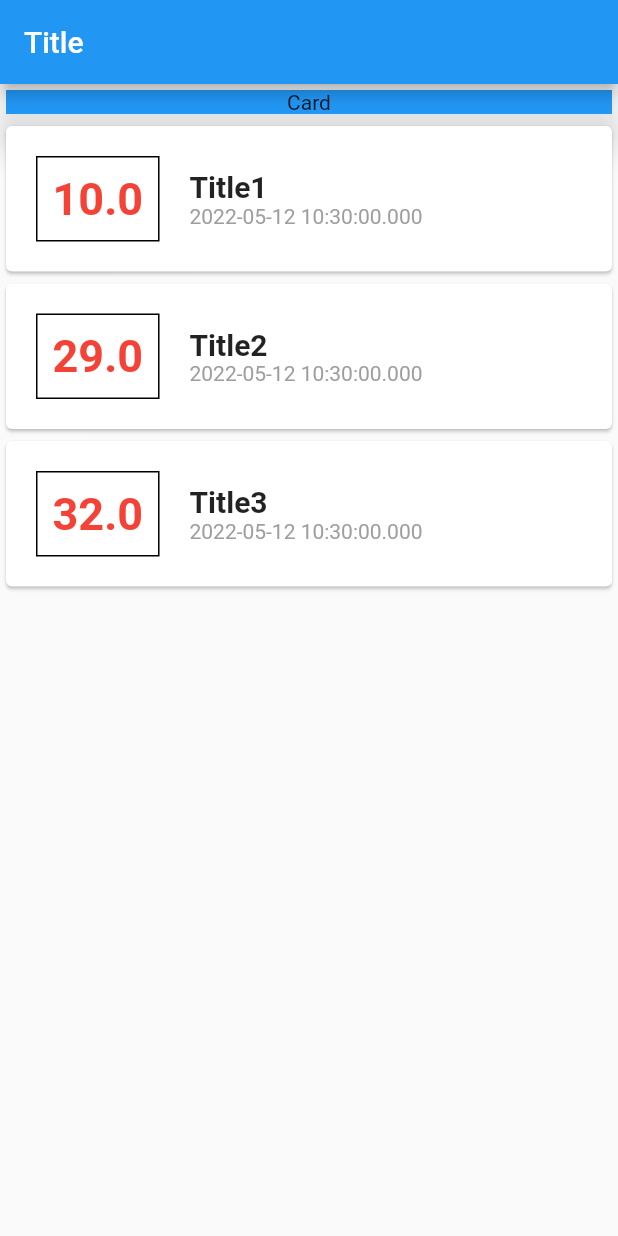
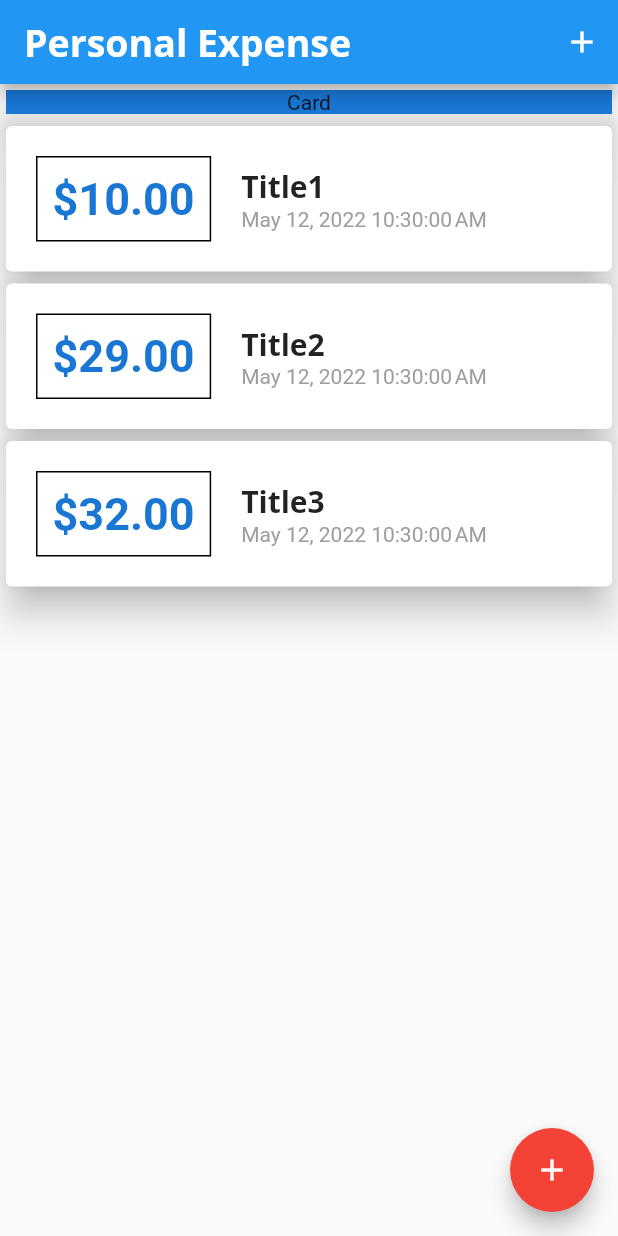
Before and after one commit to levint55/flutter_personal_expense_app, a Flutter app: the screen it shows after launch, on a phone screen of 412 x 824 dp. Run offline on Flutter 3.47's test engine with Material 2 defaults, Android fonts, the light colour scheme and no system bars.

Commit message:
course 98

```diff
--- a/lib/main.dart
+++ b/lib/main.dart
@@ -1,5 +1,7 @@
 import 'package:flutter/material.dart';
-import 'package:flutter_personal_expense_app/transaction.dart';
+import 'package:flutter_personal_expense_app/models/transaction.dart';
+import 'package:flutter_personal_expense_app/widgets/new_transaction.dart';
+import 'package:flutter_personal_expense_app/widgets/transaction_list.dart';
 
 void main() {
   runApp(const MyApp());
@@ -10,9 +12,27 @@ class MyApp extends StatelessWidget {
 
   @override
   Widget build(BuildContext context) {
-    return const MaterialApp(
-      title: 'Title',
-      home: Home(),
+    return MaterialApp(
+      title: 'Personal Expense',
+      home: const Home(),
+      theme: ThemeData(
+        primarySwatch: Colors.blue,
+        accentColor: Colors.red,
+        fontFamily: 'Quicksand',
+        textTheme: ThemeData.light().textTheme.copyWith(
+                headline6: TextStyle(
+              fontFamily: 'OpenSans',
+              fontSize: 20,
+              fontWeight: FontWeight.bold,
+            )),
+        appBarTheme: AppBarTheme(
+          titleTextStyle: TextStyle(
+            fontFamily: 'OpenSans',
+            fontSize: 25,
+            fontWeight: FontWeight.bold,
+          ),
+        ),
+      ),
     );
   }
 }
@@ -25,7 +45,7 @@ class Home extends StatefulWidget {
 }
 
 class _HomeState extends State<Home> {
-  final List<Transaction> transactions = [
+  final List<Transaction> _transactions = [
     Transaction(
       id: '0',
       title: 'Title1',
@@ -46,14 +66,41 @@ class _HomeState extends State<Home> {
     ),
   ];
 
+  void _addTransaction(String title, double amount) {
+    final newTransaction = Transaction(
+      id: DateTime.now().toString(),
+      title: title,
+      amount: amount,
+      date: DateTime.now(),
+    );
+
+    setState(() {
+      _transactions.add(newTransaction);
+    });
+  }
+
+  void _showModal(BuildContext context) {
+    showModalBottomSheet(
+        context: context,
+        builder: (_) {
+          return NewTransaction(_addTransaction);
+        });
+  }
+
   @override
   Widget build(BuildContext context) {
-    return MaterialApp(
-      home: Scaffold(
-        appBar: AppBar(
-          title: const Text('Title'),
-        ),
-        body: Column(children: <Widget>[
+    return Scaffold(
+      appBar: AppBar(
+        actions: <Widget>[
+          IconButton(
+            onPressed: () => {_showModal(context)},
+            icon: const Icon(Icons.add),
+          )
+        ],
+        title: const Text('Personal Expense'),
+      ),
+      body: SingleChildScrollView(
+        child: Column(children: <Widget>[
           Card(
             child: Container(
               child: const Text(
@@ -61,54 +108,17 @@ class _HomeState extends State<Home> {
                 textAlign: TextAlign.center,
               ),
               width: MediaQuery.of(context).size.width,
-              color: Colors.blue,
+              color: Theme.of(context).primaryColorDark,
             ),
             elevation: 10,
           ),
-          Column(
-              children: transactions.map((e) {
-            return Card(
-              child: Row(
-                children: <Widget>[
-                  Container(
-                    margin: const EdgeInsets.all(20),
-                    child: Text(
-                      e.amount.toString(),
-                      style: const TextStyle(
-                        fontWeight: FontWeight.bold,
-                        fontSize: 30,
-                        color: Colors.red,
-                      ),
-                    ),
-                    padding: const EdgeInsets.all(10),
-                    decoration: BoxDecoration(
-                      border: Border.all(
-                        color: Colors.black,
-                        width: 1,
-                      ),
-                    ),
-                  ),
-                  Column(
-                    crossAxisAlignment: CrossAxisAlignment.start,
-                    children: [
-                      Text(
-                        e.title,
-                        style: const TextStyle(
-                          fontSize: 20,
-                          fontWeight: FontWeight.bold,
-                        ),
-                      ),
-                      Text(
-                        e.date.toString(),
-                        style: const TextStyle(color: Colors.grey),
-                      )
-                    ],
-                  ),
-                ],
-              ),
-            );
-          }).toList())
+          TransactionList(_transactions),
         ]),
+      ),
+      floatingActionButtonLocation: FloatingActionButtonLocation.endFloat,
+      floatingActionButton: FloatingActionButton(
+        child: const Icon(Icons.add),
+        onPressed: () => {_showModal(context)},
       ),
     );
   }
--- /dev/null
+++ b/lib/widgets/transaction_list.dart
@@ -0,0 +1,57 @@
+import 'package:flutter/material.dart';
+import 'package:flutter_personal_expense_app/models/transaction.dart';
+import 'package:intl/intl.dart';
+
+class TransactionList extends StatelessWidget {
+  final List<Transaction> transactions;
+
+  const TransactionList(this.transactions, {Key? key}) : super(key: key);
+
+  @override
+  Widget build(BuildContext context) {
+    return SizedBox(
+      height: MediaQuery.of(context).size.height,
+      child: ListView.builder(
+        itemBuilder: (context, index) {
+          return Card(
+            elevation: 10,
+            child: Row(
+              children: <Widget>[
+                Container(
+                  margin: const EdgeInsets.all(20),
+                  child: Text(
+                    '\$${transactions[index].amount.toStringAsFixed(2)}',
+                    style: TextStyle(
+                      fontWeight: FontWeight.bold,
+                      fontSize: 30,
+                      color: Theme.of(context).primaryColorDark,
+                    ),
+                  ),
+                  padding: const EdgeInsets.all(10),
+                  decoration: BoxDecoration(
+                    border: Border.all(
+                      color: Colors.black,
+                      width: 1,
+                    ),
+                  ),
+                ),
+                Column(
+                  crossAxisAlignment: CrossAxisAlignment.start,
+                  children: [
+                    Text(transactions[index].title,
+                        style: Theme.of(context).textTheme.headline6),
+                    Text(
+                      DateFormat().format(transactions[index].date),
+                      style: const TextStyle(color: Colors.grey),
+                    )
+                  ],
+                ),
+              ],
+            ),
+          );
+        },
+        itemCount: transactions.length,
+      ),
+    );
+  }
+}
```
Also changed, not shown: lib/widgets/new_transaction.dart (added, +62 -0 lines), pubspec.yaml (+12 -6 lines), assets/fonts/OpenSans-Bold.ttf (added), assets/fonts/OpenSans-Regular.ttf (added), assets/fonts/Quicksand-Bold.ttf (added), assets/fonts/Quicksand-Light.ttf (added), assets/fonts/Quicksand-Medium.ttf (added), assets/fonts/Quicksand-Regular.ttf (added), lib/models/transaction.dart (renamed from lib/transaction.dart), pubspec.lock, 1 other file.
